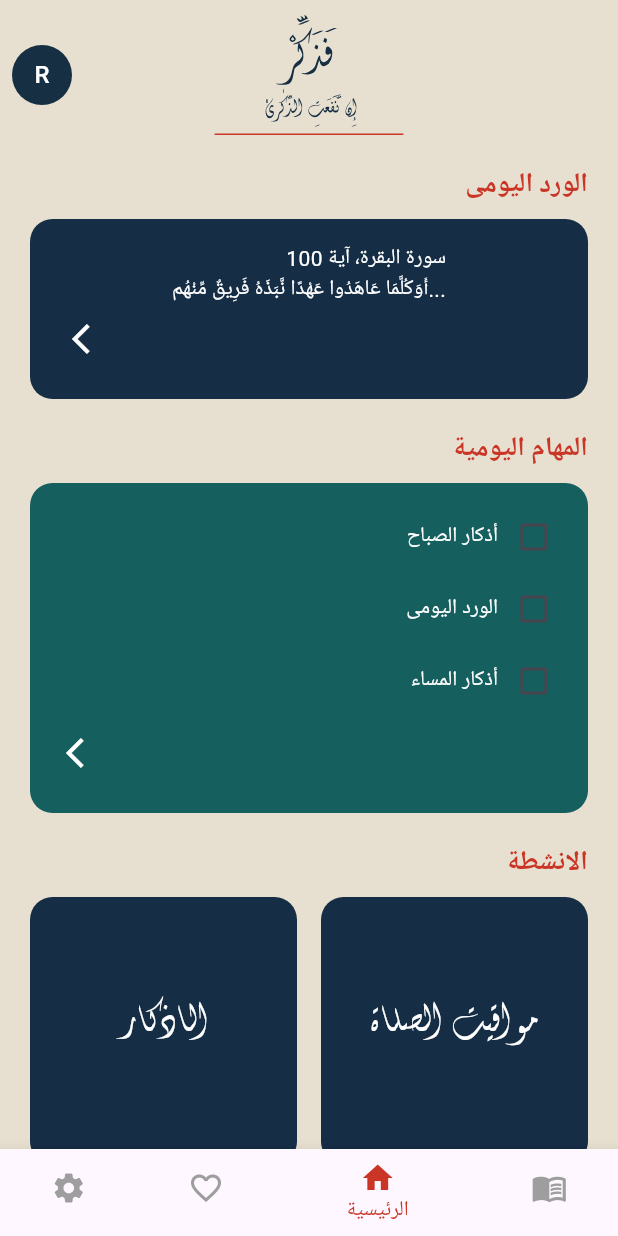
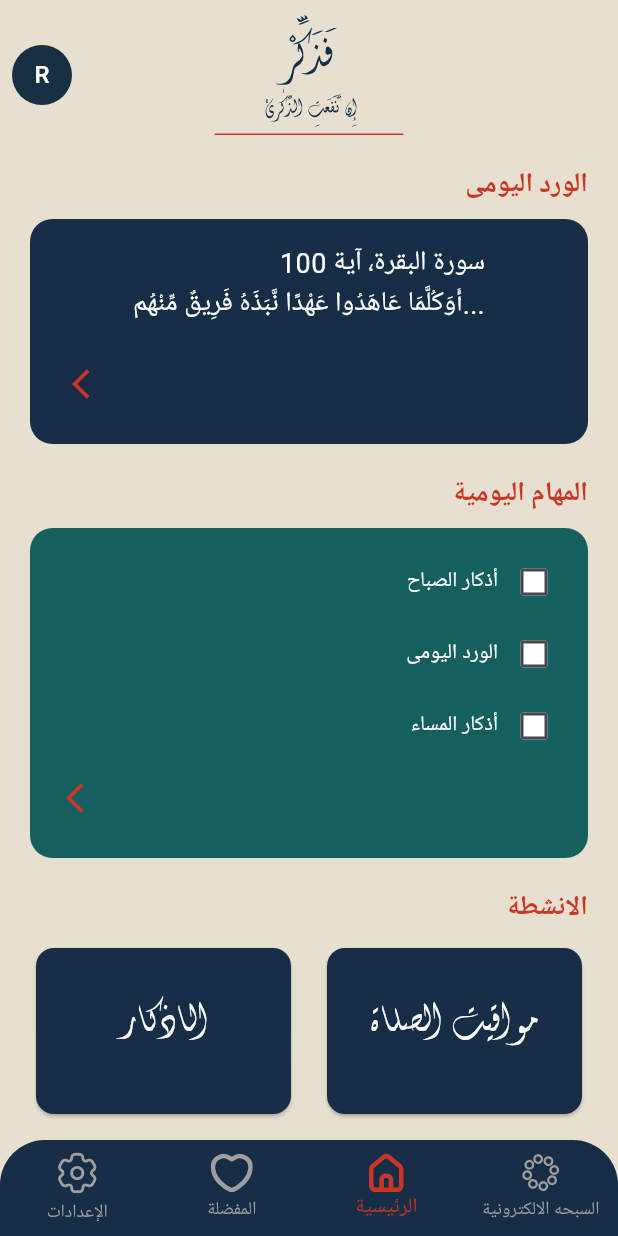
Before and after one commit to HodaMostafa12/azkar_app, a Flutter app: the HomePage screen opened directly, on a phone screen of 412 x 824 dp. Run offline on Flutter 3.47's test engine with Material 3 defaults, Android fonts, the phone set to English and light mode, and no system bars; our stand-ins replace flutter_svg; statements that could not run were skipped.

Commit message:
home, buttom nav bar

```diff
--- a/lib/view/home_screen/home_page.dart
+++ b/lib/view/home_screen/home_page.dart
@@ -69,7 +69,7 @@ class _HomePageState extends State<HomePage> {
               // First container with arrow
               Container(
                 padding: const EdgeInsets.all(16),
-                height: 120,
+                height: 150,
                 decoration: BoxDecoration(
                   borderRadius: BorderRadius.circular(15),
                   color: const Color(0xFF152D45),
@@ -88,7 +88,7 @@ class _HomePageState extends State<HomePage> {
                         child: const Text(
                           "سورة البقرة، آية 100\n"
                               "أَوَكُلَّمَا عَاهَدُوا عَهْدًا نَّبَذَهُ فَرِيقٌ مِّنْهُم...",
-                          style: TextStyle(color: Colors.white),
+                          style: TextStyle(color: Colors.white,fontSize:18 ),
                           textAlign: TextAlign.right,
                         ),
                       ),
@@ -96,7 +96,8 @@ class _HomePageState extends State<HomePage> {
                     Align(
                       alignment: Alignment.bottomLeft,
                       child: IconButton(
-                        icon: const Icon(Icons.arrow_back_ios, color: Colors.white),
+
+                        icon: const Icon(Icons.arrow_back_ios, color: Color(0xFFCB3526),),
                         onPressed: () {
                           // Navigator.push(
                           //   context,
@@ -139,7 +140,7 @@ class _HomePageState extends State<HomePage> {
                         Align(
                           alignment: Alignment.bottomLeft,
                           child: IconButton(
-                            icon: const Icon(Icons.arrow_back_ios, color: Colors.white, ),
+                            icon: const Icon(Icons.arrow_back_ios, color: Color(0xFFCB3526),),
                             onPressed: () {
                               // Navigator.push(
                               //   context,
@@ -163,21 +164,21 @@ class _HomePageState extends State<HomePage> {
                 ),
                 textAlign: TextAlign.right,
               ),
-              SizedBox(height: 10,),
+          const SizedBox(height: 10,),
               SizedBox(
-                height: 1000,
                   child: GridView.builder(
+                      physics: const NeverScrollableScrollPhysics(), // Disable inner scrolling
+                      shrinkWrap: true,
                       itemCount: options.length,
-                      gridDelegate: SliverGridDelegateWithFixedCrossAxisCount(crossAxisCount: 2,mainAxisSpacing: 10,crossAxisSpacing: 16),
+                      gridDelegate:const SliverGridDelegateWithFixedCrossAxisCount(
+                          childAspectRatio: 1.5,
+                          crossAxisCount: 2,mainAxisSpacing: 10,crossAxisSpacing: 16),
                       itemBuilder: (context,index){
-                        return Container(
-                          height:50,
-                          width: 166,
-                          decoration: BoxDecoration(
+                        return SizedBox(
+                          child: Card(
                             color: const Color(0xFF152D45),
-                              borderRadius: BorderRadius.circular(15)
+                            child: Center(child: Text(options[index],style: TextStyle(fontFamily: "B Fantezy",color: Colors.white,fontSize: 30),)),
                           ),
-                          child: Center(child: Text(options[index],style: TextStyle(fontFamily: "B Fantezy",color: Colors.white,fontSize: 30),)),
                         );
                       }
 
@@ -187,33 +188,51 @@ class _HomePageState extends State<HomePage> {
           ),
         ),
       ),
-      bottomNavigationBar: BottomNavigationBar(
+      bottomNavigationBar: Padding(
+        padding: const EdgeInsets.only(top: 4),
+        child:
+
+    ClipRRect(
+    borderRadius: const BorderRadius.only(
+    topLeft: Radius.circular(30),
+    topRight: Radius.circular(30),
+    ),
+    child:
+        BottomNavigationBar(
+
+          type: BottomNavigationBarType.fixed, // Needed for backgroundColor to work
           currentIndex: _selectedIndex,
           onTap: _onNavTap,
           selectedItemColor: const Color(0xFFCB3526),
           unselectedItemColor: Colors.grey,
           backgroundColor: const Color(0xFF152D45),
-        items: const [
-          BottomNavigationBarItem(
-            icon: Icon(Icons.settings),
-            label: "الإعدادات",
-          ),
-          BottomNavigationBarItem(
-            icon: Icon(Icons.favorite_border),
-            label: "المفضلة",
-          ),
-          BottomNavigationBarItem(
-            icon: Icon(Icons.home),
-            label: "الرئيسية",
-          ),
-          BottomNavigationBarItem(
-            icon: Icon(Icons.menu_book_outlined),
-            label: "الدروس",
-          ),
+          items: [
+            _buildNavItem("assets/icons/settings.svg", "الإعدادات", 0),
+            _buildNavItem("assets/icons/fav.svg", "المفضلة", 1),
+            _buildNavItem("assets/icons/home.svg", "الرئيسية", 2),
+            _buildNavItem("assets/icons/seb7a.svg", "السبحه الالكترونية", 3),
           ],
         ),
+      ),
+      )
     );
   }
+
+
+  BottomNavigationBarItem _buildNavItem(String assetPath, String label, int index) {
+    return BottomNavigationBarItem(
+      icon: SvgPicture.asset(
+        assetPath,
+        colorFilter: ColorFilter.mode(
+          _selectedIndex == index ? const Color(0xFFCB3526) : Colors.grey,
+          BlendMode.srcIn,
+        ),
+      ),
+      label: label,
+    );
+  }
+
+
 
   // Right-aligned checkbox + text
   Widget _buildTaskItem(String title, int index) {
@@ -229,8 +248,10 @@ class _HomePageState extends State<HomePage> {
                   _tasks[index] = val ?? false;
                 });
               },
-              activeColor: const Color(0xFFCB3526),
-            ),
+              checkColor: Colors.black, // Tick color
+              fillColor: MaterialStateProperty.all(Colors.white), // Background fill color
+              activeColor: const Color(0xFFCB3526), // Outline color when active
+            )
           ],
 
     );
```
Also changed, not shown: assets/icons/fav.svg (added), assets/icons/home.svg (added), assets/icons/seb7a.svg (added), assets/icons/settings.svg (added). Lines whose indentation alone changed are shown as unchanged.
